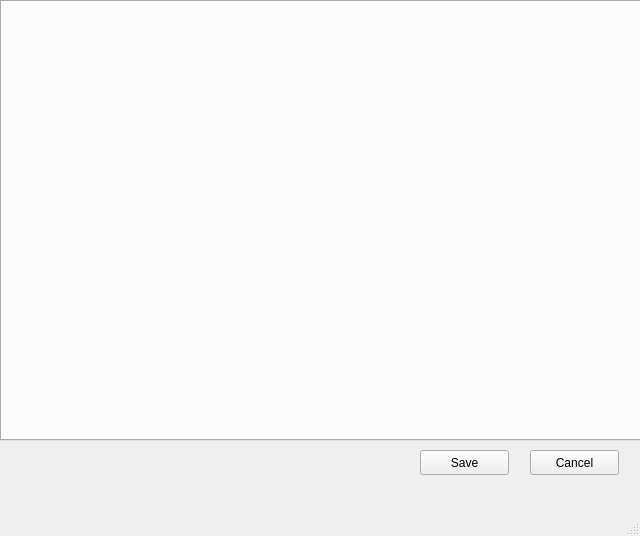
Qt form code/src/main/resources/base/ui/projectsettings_window.ui (felixdittrich92/mission-uncuttable) before a commit.
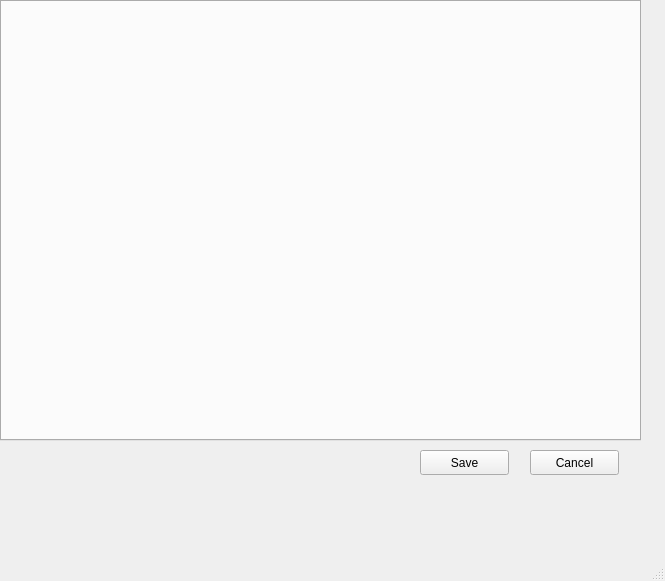
The same form after that commit.

```diff
--- a/code/src/main/resources/base/ui/projectsettings_window.ui
+++ b/code/src/main/resources/base/ui/projectsettings_window.ui
@@ -6,8 +6,8 @@
    <rect>
     <x>0</x>
     <y>0</y>
-    <width>640</width>
-    <height>536</height>
+    <width>665</width>
+    <height>581</height>
    </rect>
   </property>
   <property name="windowTitle">
```
Left out of the diff: 2 changed lines with no effect on the pictures.
